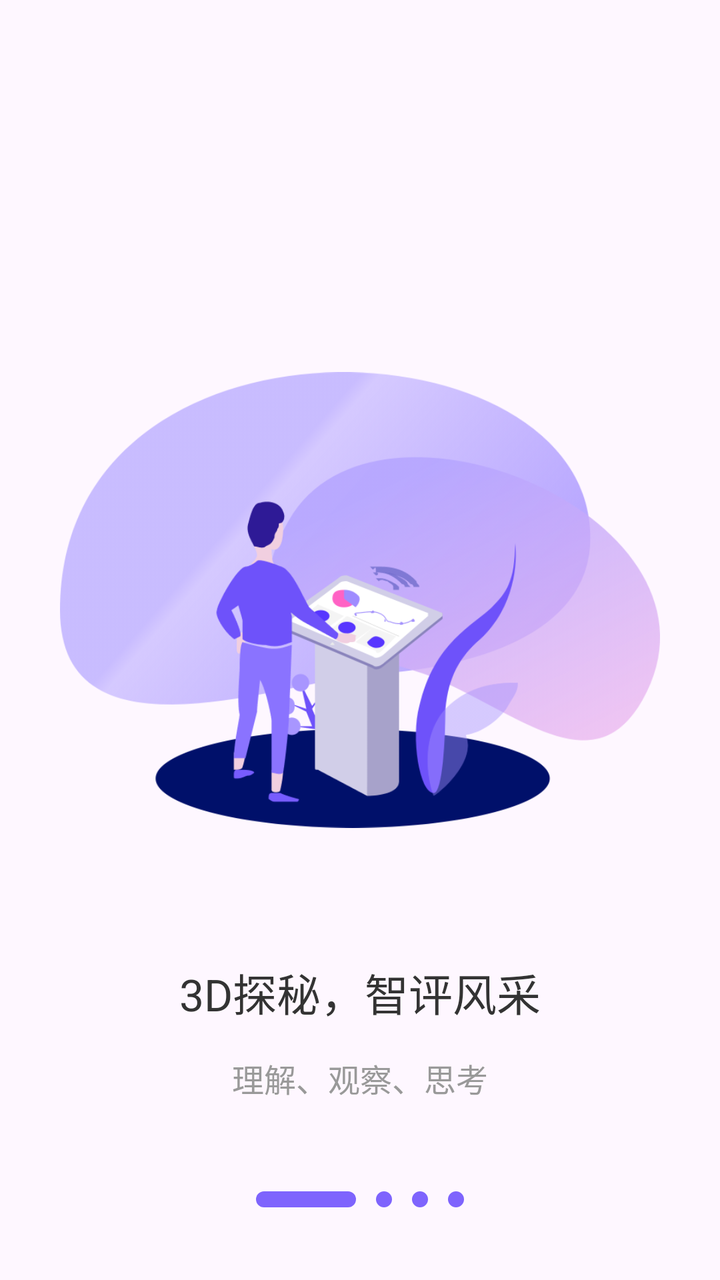
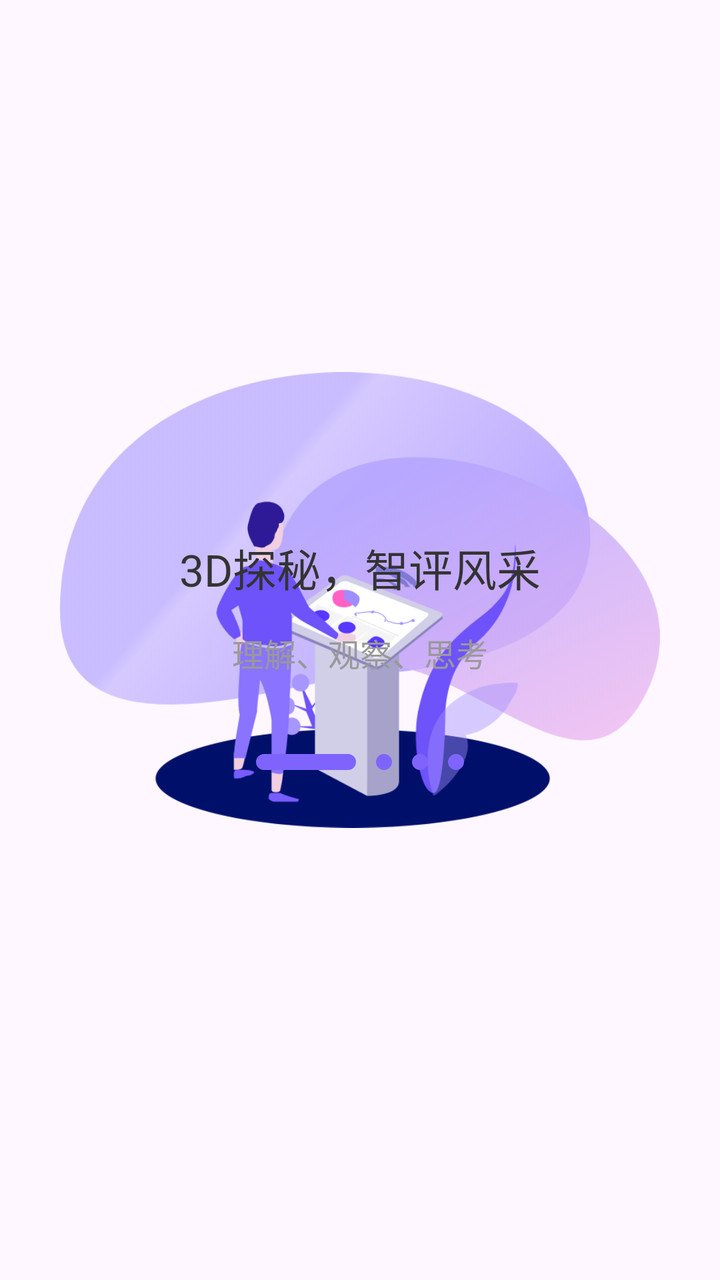

The first picture is an Android layout as it rendered before a commit; the second is the same layout after the commit. The layout source and the unified diff follow.
<!-- AndroidManifest.xml: application theme Theme.AIDraw -->
<!-- res/layout/fragment_guide_one.xml -->
<?xml version="1.0" encoding="utf-8"?>
<FrameLayout xmlns:android="http://schemas.android.com/apk/res/android"
    xmlns:tools="http://schemas.android.com/tools"
    android:layout_width="match_parent"
    android:layout_height="match_parent"
    xmlns:app="http://schemas.android.com/apk/res-auto"
    tools:context=".GuideFragmentOne">

    
    <androidx.constraintlayout.widget.ConstraintLayout
        android:layout_width="match_parent"
        android:layout_height="match_parent">

        <ImageView
            android:id="@+id/imageView13"
            android:layout_width="300dp"
            android:layout_height="300dp"
            android:layout_gravity="center"
            android:src="@drawable/guide_1"
            android:layout_marginTop="150dp"
            app:layout_constraintEnd_toEndOf="parent"
            app:layout_constraintStart_toStartOf="parent"
            app:layout_constraintTop_toTopOf="parent" />

        <TextView
            android:id="@+id/textView35"
            android:layout_width="wrap_content"
            android:layout_height="wrap_content"
            android:text="3D探秘，智评风采"
            android:textColor="#333333"
            android:textSize="22sp"
            android:layout_marginTop="30dp"
            app:layout_constraintEnd_toEndOf="parent"
            app:layout_constraintStart_toStartOf="parent"
            app:layout_constraintTop_toBottomOf="@+id/imageView13" />

        <TextView
            android:id="@+id/textView37"
            android:layout_width="wrap_content"
            android:layout_height="wrap_content"
            android:layout_marginTop="15dp"
            android:text="理解、观察、思考"
            android:textColor="#999999"
            android:textSize="16sp"
            app:layout_constraintEnd_toEndOf="parent"
            app:layout_constraintStart_toStartOf="parent"
            app:layout_constraintTop_toBottomOf="@+id/textView35" />

        <androidx.constraintlayout.widget.ConstraintLayout
            android:layout_width="wrap_content"
            android:layout_height="wrap_content"
            android:layout_marginTop="40dp"
            app:layout_constraintEnd_toEndOf="parent"
            app:layout_constraintStart_toStartOf="parent"
            app:layout_constraintTop_toBottomOf="@+id/textView37">

            <View
                android:id="@+id/view1"
                android:layout_width="50dp"
                android:layout_height="8dp"
                android:layout_margin="5dp"
                android:background="@drawable/point_2"
                app:layout_constraintTop_toTopOf="parent"
                app:layout_constraintBottom_toBottomOf="parent"
                app:layout_constraintEnd_toStartOf="@+id/view2"
                app:layout_constraintHorizontal_bias="0.5"
                app:layout_constraintStart_toStartOf="parent" />

            <View
                android:id="@+id/view2"
                android:layout_width="8dp"
                android:layout_height="8dp"
                android:layout_margin="5dp"
                android:background="@drawable/point_2"
                app:layout_constraintTop_toTopOf="parent"
                app:layout_constraintBottom_toBottomOf="parent"
                app:layout_constraintEnd_toStartOf="@+id/view3"
                app:layout_constraintHorizontal_bias="0.5"
                app:layout_constraintStart_toEndOf="@+id/view1" />

            <View
                android:id="@+id/view3"
                android:layout_width="8dp"
                android:layout_height="8dp"
                android:layout_margin="5dp"
                android:background="@drawable/point_2"
                app:layout_constraintTop_toTopOf="parent"
                app:layout_constraintBottom_toBottomOf="parent"
                app:layout_constraintEnd_toStartOf="@+id/view4"
                app:layout_constraintHorizontal_bias="0.5"
                app:layout_constraintStart_toEndOf="@+id/view2" />

            <View
                android:id="@+id/view4"
                android:layout_width="8dp"
                android:layout_height="8dp"
                android:layout_margin="5dp"
                android:background="@drawable/point_2"
                app:layout_constraintTop_toTopOf="parent"
                app:layout_constraintBottom_toBottomOf="parent"
                app:layout_constraintEnd_toStartOf="@+id/view1"
                app:layout_constraintHorizontal_bias="0.5"
                app:layout_constraintStart_toEndOf="@+id/view3" />
        </androidx.constraintlayout.widget.ConstraintLayout>
    </androidx.constraintlayout.widget.ConstraintLayout>
</FrameLayout>
<!-- resources referenced by this layout -->
<resources>
  <!-- drawable guide_1: png bitmap (drawable, 82706 bytes) -->
  <!-- drawable point_2 (drawable) -->
  <?xml version="1.0" encoding="utf-8"?>
  
  <shape xmlns:android="http://schemas.android.com/apk/res/android">
  
      <solid
          android:color="#FF7E64FD"/>
  
      <corners
          android:bottomLeftRadius="39dp"
          android:bottomRightRadius="39dp"
          android:topLeftRadius="39dp"
          android:topRightRadius="39dp"/>
  </shape>
  <style name="Theme.AIDraw" parent="Base.Theme.AIDraw" />
  <style name="Base.Theme.AIDraw" parent="Theme.Material3.DayNight.NoActionBar">
          
          
      </style>
</resources>

<!-- the commit's change to res/layout/fragment_guide_one.xml (unified diff, before → after) -->
@@ -16,8 +16,8 @@
             android:layout_width="300dp"
             android:layout_height="300dp"
             android:layout_gravity="center"
+            android:layout_marginTop="150dp"
             android:src="@drawable/guide_1"
-            android:layout_marginTop="150dp"
             app:layout_constraintEnd_toEndOf="parent"
             app:layout_constraintStart_toStartOf="parent"
             app:layout_constraintTop_toTopOf="parent" />
@@ -26,33 +26,34 @@
             android:id="@+id/textView35"
             android:layout_width="wrap_content"
             android:layout_height="wrap_content"
+            android:layout_marginBottom="340dp"
             android:text="3D探秘，智评风采"
             android:textColor="#333333"
             android:textSize="22sp"
-            android:layout_marginTop="30dp"
             app:layout_constraintEnd_toEndOf="parent"
             app:layout_constraintStart_toStartOf="parent"
-            app:layout_constraintTop_toBottomOf="@+id/imageView13" />
+            app:layout_constraintBottom_toBottomOf="parent" />
 
         <TextView
             android:id="@+id/textView37"
             android:layout_width="wrap_content"
             android:layout_height="wrap_content"
-            android:layout_marginTop="15dp"
+            android:layout_marginBottom="302dp"
             android:text="理解、观察、思考"
             android:textColor="#999999"
             android:textSize="16sp"
             app:layout_constraintEnd_toEndOf="parent"
             app:layout_constraintStart_toStartOf="parent"
-            app:layout_constraintTop_toBottomOf="@+id/textView35" />
+            app:layout_constraintBottom_toBottomOf="parent" />
 
         <androidx.constraintlayout.widget.ConstraintLayout
+            android:id="@+id/constraintLayout"
             android:layout_width="wrap_content"
             android:layout_height="wrap_content"
-            android:layout_marginTop="40dp"
+            android:layout_marginBottom="250dp"
+            app:layout_constraintBottom_toBottomOf="parent"
             app:layout_constraintEnd_toEndOf="parent"
-            app:layout_constraintStart_toStartOf="parent"
-            app:layout_constraintTop_toBottomOf="@+id/textView37">
+            app:layout_constraintStart_toStartOf="parent">
 
             <View
                 android:id="@+id/view1"
@@ -60,11 +61,11 @@
                 android:layout_height="8dp"
                 android:layout_margin="5dp"
                 android:background="@drawable/point_2"
-                app:layout_constraintTop_toTopOf="parent"
                 app:layout_constraintBottom_toBottomOf="parent"
                 app:layout_constraintEnd_toStartOf="@+id/view2"
                 app:layout_constraintHorizontal_bias="0.5"
-                app:layout_constraintStart_toStartOf="parent" />
+                app:layout_constraintStart_toStartOf="parent"
+                app:layout_constraintTop_toTopOf="parent" />
 
             <View
                 android:id="@+id/view2"
@@ -72,11 +73,11 @@
                 android:layout_height="8dp"
                 android:layout_margin="5dp"
                 android:background="@drawable/point_2"
-                app:layout_constraintTop_toTopOf="parent"
                 app:layout_constraintBottom_toBottomOf="parent"
                 app:layout_constraintEnd_toStartOf="@+id/view3"
                 app:layout_constraintHorizontal_bias="0.5"
-                app:layout_constraintStart_toEndOf="@+id/view1" />
+                app:layout_constraintStart_toEndOf="@+id/view1"
+                app:layout_constraintTop_toTopOf="parent" />
 
             <View
                 android:id="@+id/view3"
@@ -84,11 +85,11 @@
                 android:layout_height="8dp"
                 android:layout_margin="5dp"
                 android:background="@drawable/point_2"
-                app:layout_constraintTop_toTopOf="parent"
                 app:layout_constraintBottom_toBottomOf="parent"
                 app:layout_constraintEnd_toStartOf="@+id/view4"
                 app:layout_constraintHorizontal_bias="0.5"
-                app:layout_constraintStart_toEndOf="@+id/view2" />
+                app:layout_constraintStart_toEndOf="@+id/view2"
+                app:layout_constraintTop_toTopOf="parent" />
 
             <View
                 android:id="@+id/view4"
@@ -96,11 +97,11 @@
                 android:layout_height="8dp"
                 android:layout_margin="5dp"
                 android:background="@drawable/point_2"
-                app:layout_constraintTop_toTopOf="parent"
                 app:layout_constraintBottom_toBottomOf="parent"
                 app:layout_constraintEnd_toStartOf="@+id/view1"
                 app:layout_constraintHorizontal_bias="0.5"
-                app:layout_constraintStart_toEndOf="@+id/view3" />
+                app:layout_constraintStart_toEndOf="@+id/view3"
+                app:layout_constraintTop_toTopOf="parent" />
         </androidx.constraintlayout.widget.ConstraintLayout>
     </androidx.constraintlayout.widget.ConstraintLayout>
 </FrameLayout>
